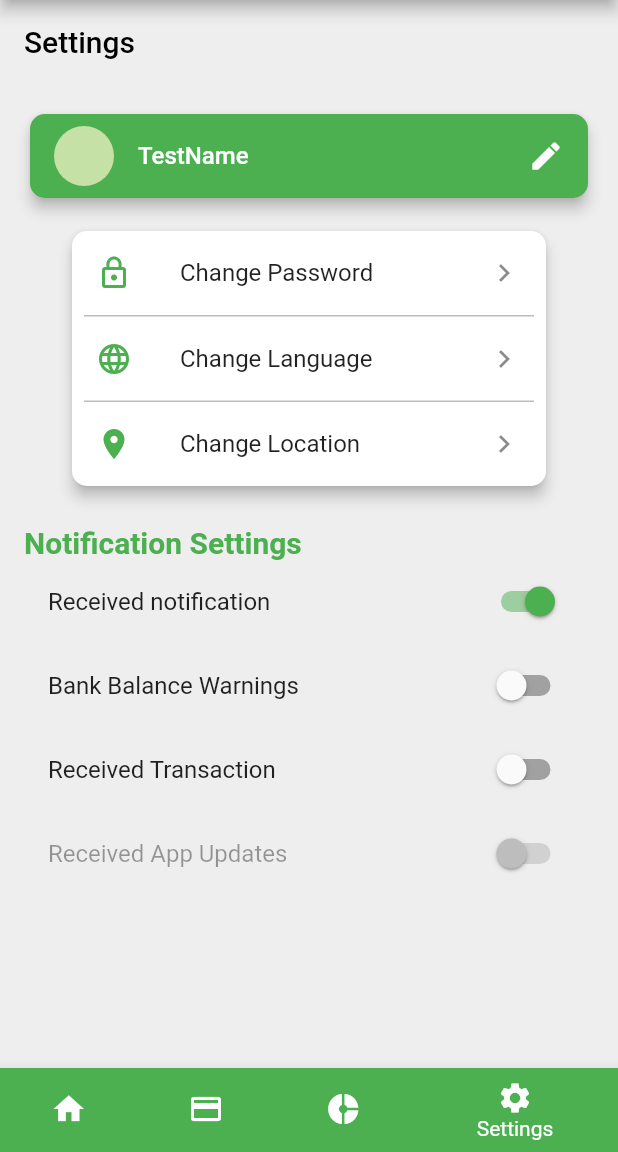
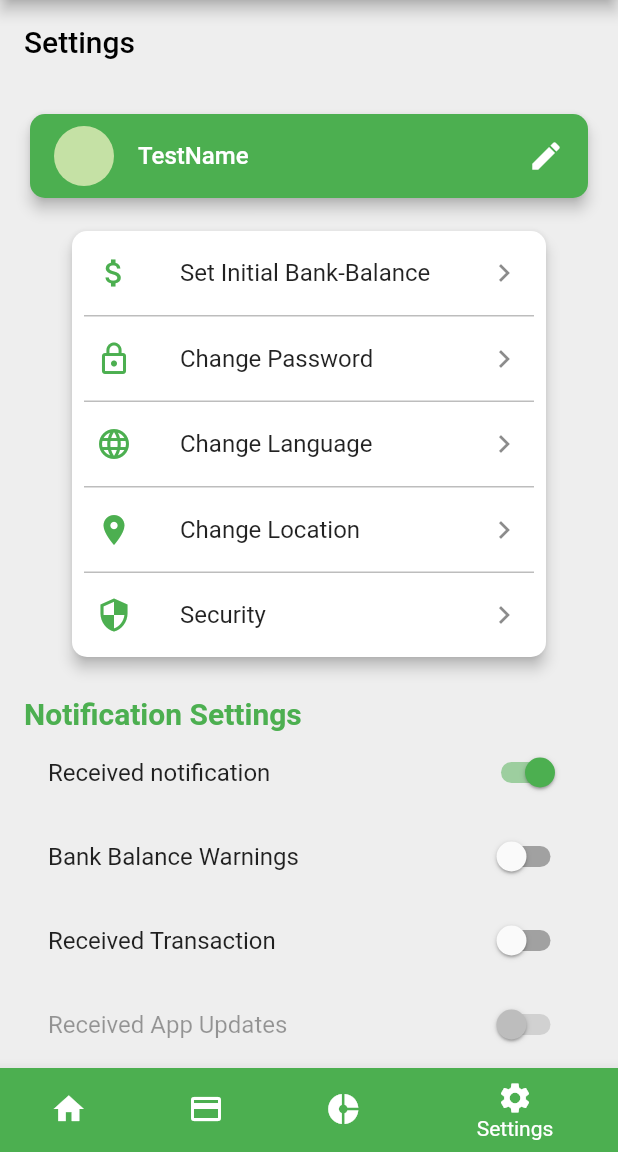
Before and after one commit to nicorahm99/easyFinance, a Flutter app: the screen it shows after launch, item 4 of the bottom bar chosen, on a phone screen of 412 x 824 dp, the part 84-1236 px from its top. Run offline on Flutter 3.47's test engine with Material 2 defaults, Android fonts, the phone set to English and light mode, and no system bars; our stand-ins replace charts_flutter, font_awesome_flutter, sqflite; accounts and stored records are empty.

Commit message:
inserted comments, added 2 setting option buttons

```diff
--- a/src/lib/settings/settings.dart
+++ b/src/lib/settings/settings.dart
@@ -9,16 +9,7 @@ class Settings extends StatelessWidget {
   @override
   Widget build(BuildContext context) {
     return Scaffold(
-      // body: Column(
-      //   mainAxisAlignment: MainAxisAlignment.spaceAround,
-      //   crossAxisAlignment: CrossAxisAlignment.stretch,
-      //   children: [
-      //     Div(Colors.red),
-      //     Div(Colors.green),
-      //     Div(Colors.blue),
-      //     Div(Colors.red)
-      //   ]
-      // )
+      // Settings title
       backgroundColor: Colors.grey.shade200,
       appBar: AppBar(
         elevation: 0,
@@ -27,12 +18,13 @@ class Settings extends StatelessWidget {
         backgroundColor: Colors.grey.shade200,
         title: Text('Settings', style: TextStyle(color: Colors.black),),
       ),
+      // body
       body: SingleChildScrollView(
         padding: const EdgeInsets.all(16.0),
         child: Column(
           crossAxisAlignment: CrossAxisAlignment.start,
           children: <Widget>[
-            Card(
+            Card(// account view
               elevation: 4.0, // shadow
               shape: RoundedRectangleBorder(borderRadius: BorderRadius.circular(10.0)),
               color: Colors.green,
@@ -46,12 +38,21 @@ class Settings extends StatelessWidget {
               ),
             ),
             const SizedBox(height: 10.0),
-            Card(
+            Card(// setting pages
               elevation: 4.0, // shadow
               margin: const EdgeInsets.fromLTRB(32.0, 8.0, 32.0, 16.0),
               shape: RoundedRectangleBorder(borderRadius: BorderRadius.circular(10.0)),
               child: Column(
                 children: <Widget>[
+                  ListTile(
+                    leading: Icon(Icons.attach_money, color: Colors.green,),
+                    title: Text('Set Initial Bank-Balance'),
+                    trailing: Icon(Icons.keyboard_arrow_right),
+                    onTap: (){
+                      //open set bank balance
+                    },
+                  ),
+                  buildDevider(),
                   ListTile(
                     leading: Icon(Icons.lock_outline, color: Colors.green,),
                     title: Text('Change Password'),
@@ -78,9 +79,19 @@ class Settings extends StatelessWidget {
                       //open change location
                     },
                   ),
+                  buildDevider(),
+                  ListTile(
+                    leading: Icon(Icons.security, color: Colors.green,),
+                    title: Text('Security'),
+                    trailing: Icon(Icons.keyboard_arrow_right),
+                    onTap: (){
+                      //open change security settings
+                    },
+                  ),
                 ],
               ),
             ),
+            //notification settings
             const SizedBox(height: 10.0,),
             Text("Notification Settings", style: TextStyle(
               fontSize: 20.0,
```
